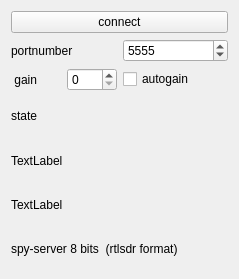
Above: src/devices/spy-server/spyserver-client.ui from tomneda/DABstar before the change. Below: the same form after it.
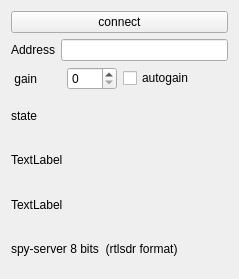
That is the form after the change.

Commit message: Refactor SpyServer client code and UI

Patch:
```diff
--- a/src/devices/spy-server/spyserver-client.ui
+++ b/src/devices/spy-server/spyserver-client.ui
@@ -30,19 +30,12 @@
      <item>
       <widget class="QLabel" name="label_4">
        <property name="text">
-        <string>portnumber</string>
+        <string>Address</string>
        </property>
       </widget>
      </item>
      <item>
-      <widget class="QSpinBox" name="portNumber">
-       <property name="maximum">
-        <number>65535</number>
-       </property>
-       <property name="value">
-        <number>5555</number>
-       </property>
-      </widget>
+      <widget class="QLineEdit" name="editIpAddress"/>
      </item>
     </layout>
    </item>
```
Left out of the diff: 6 changed lines with no effect on the pictures. The commit also changes 3 other files.
